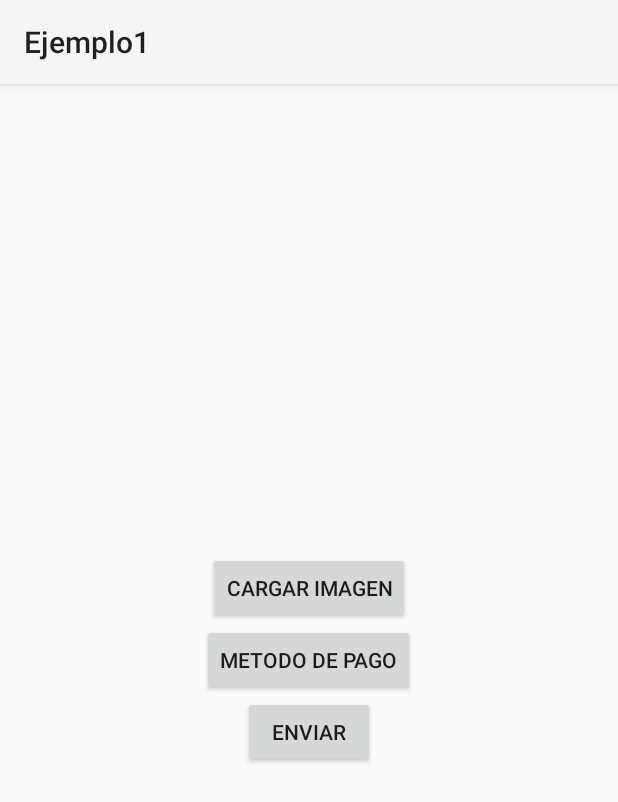
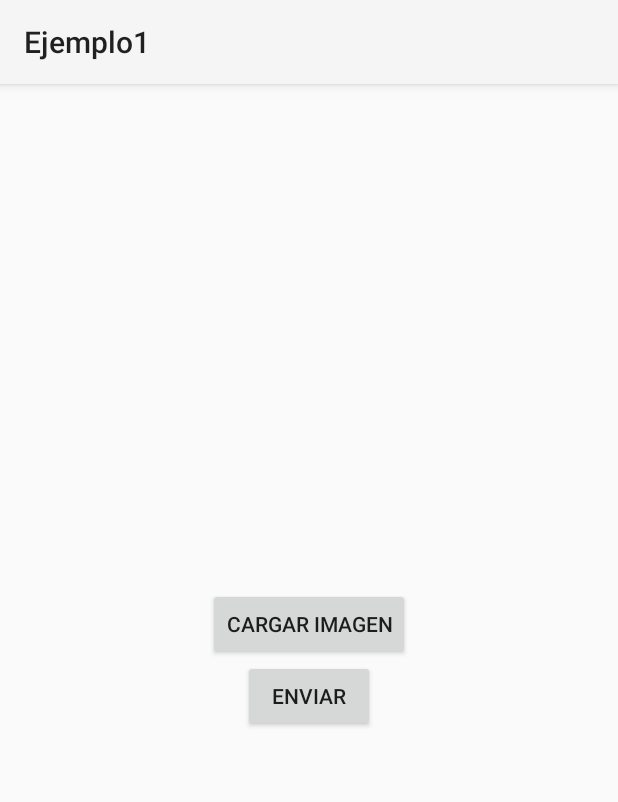
Before and after one commit to Daniel33god/ProEcoEnlaceApp, an Android app: the tomarFoto screen opened directly, with no data from a screen before it, on a phone screen of 412 x 824 dp. Shown: the top 802 px of the screen. Run offline under Robolectric (Android 15) with nearby library versions, the phone set to English and light mode, and no system bars.

Commit message:
Cambio tomar foto

```diff
--- a/app/src/main/java/com/example/ejemplo1/tomarFoto.kt
+++ b/app/src/main/java/com/example/ejemplo1/tomarFoto.kt
@@ -36,11 +36,6 @@ class tomarFoto : AppCompatActivity() {
             startActivity(intent) // Navegar a la nueva pantalla
         }
 
-        val ingresarButton3 = findViewById<Button>(R.id.btnPayment)
-        ingresarButton3.setOnClickListener {
-            val intent = Intent(this, MetodoPago::class.java)
-            startActivity(intent) // Navegar a la nueva pantalla
-        }
 
 
     }
--- a/app/src/main/res/layout/activity_tomar_foto.xml
+++ b/app/src/main/res/layout/activity_tomar_foto.xml
@@ -32,12 +32,6 @@
             android:visibility="gone" />
 
         <Button
-            android:id="@+id/btnPayment"
-            android:layout_width="wrap_content"
-            android:layout_height="wrap_content"
-            android:text="Metodo de Pago" />
-
-        <Button
             android:id="@+id/button6"
             android:layout_width="wrap_content"
             android:layout_height="wrap_content"
```
